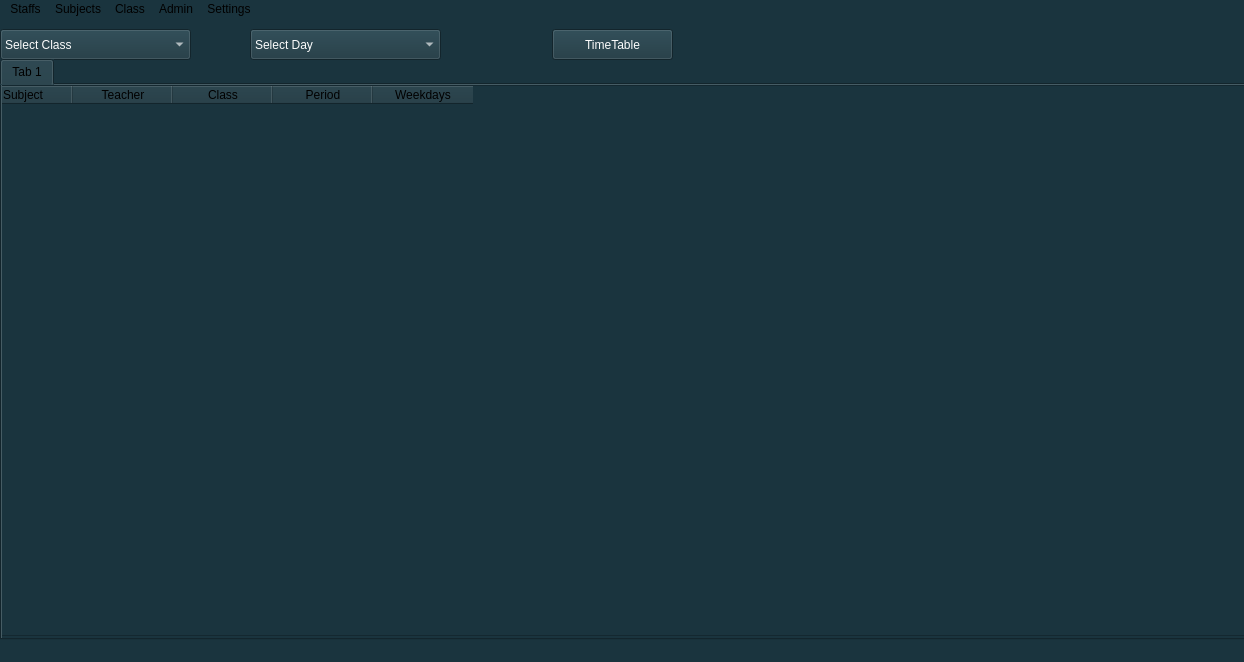
Before: the Qt Designer form timetable.ui in AfolabiSunday/timetable_generator, drawn with Qt 5.
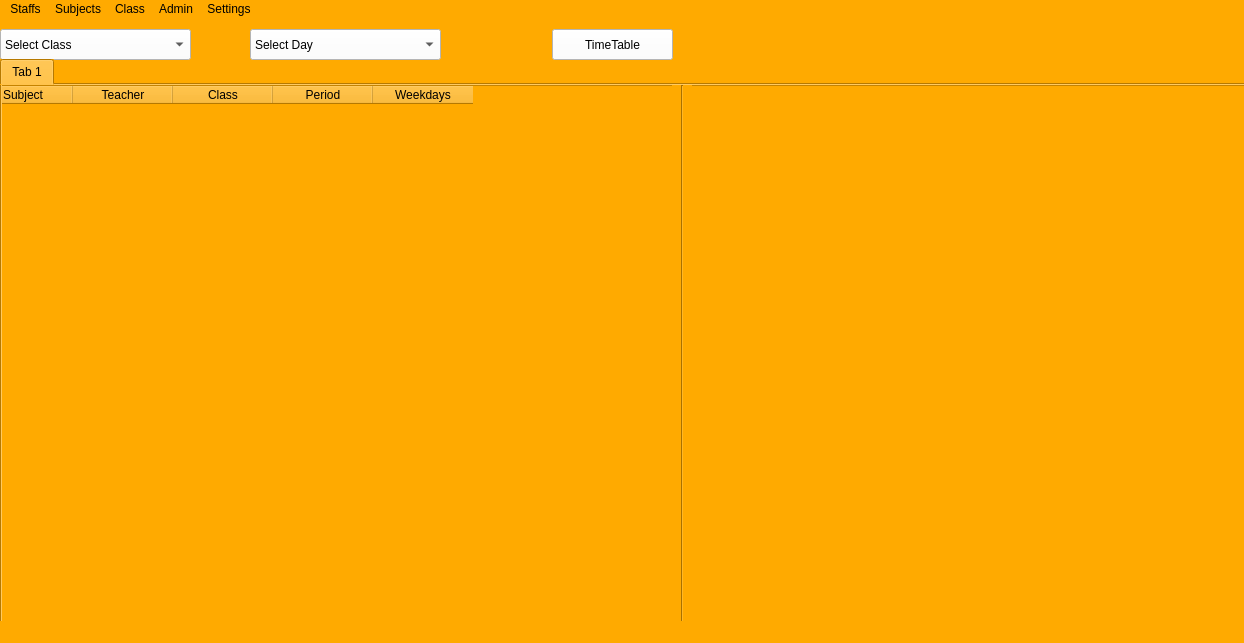
After: the same form once the commit is applied.

Diff of the .ui file:
```diff
--- a/timetable.ui
+++ b/timetable.ui
@@ -7,7 +7,7 @@
     <x>0</x>
     <y>0</y>
     <width>1244</width>
-    <height>662</height>
+    <height>643</height>
    </rect>
   </property>
   <property name="windowTitle">
@@ -15,7 +15,7 @@
   </property>
   <property name="styleSheet">
    <string notr="true">font: 10pt &quot;MS Shell Dlg 2&quot;;
-background-color: rgb(26, 52, 62);
+background-color: rgb(255, 170, 0);
 </string>
   </property>
   <widget class="QWidget" name="centralwidget">
@@ -29,7 +29,8 @@
      </rect>
     </property>
     <property name="styleSheet">
-     <string notr="true">color: rgb(252, 252, 252);</string>
+     <string notr="true">background-color: rgb(252, 252, 252);
+</string>
     </property>
     <property name="text">
      <string>TimeTable</string>
@@ -45,7 +46,8 @@
      </rect>
     </property>
     <property name="styleSheet">
-     <string notr="true">color: rgb(252, 252, 252);</string>
+     <string notr="true">background-color: rgb(252, 252, 252);
+</string>
     </property>
     <item>
      <property name="text">
@@ -93,7 +95,8 @@
      </rect>
     </property>
     <property name="styleSheet">
-     <string notr="true">color: rgb(252, 252, 252);</string>
+     <string notr="true">background-color: rgb(252, 252, 252);
+</string>
     </property>
     <item>
      <property name="text">
@@ -135,6 +138,11 @@
       <height>581</height>
      </rect>
     </property>
+    <property name="styleSheet">
+     <string notr="true">font: 10pt &quot;MS Shell Dlg 2&quot;;
+background-color: rgb(255, 170, 0);
+</string>
+    </property>
     <property name="currentIndex">
      <number>0</number>
     </property>
@@ -202,6 +210,19 @@
        </property>
       </column>
      </widget>
+     <widget class="Line" name="line">
+      <property name="geometry">
+       <rect>
+        <x>670</x>
+        <y>0</y>
+        <width>20</width>
+        <height>571</height>
+       </rect>
+      </property>
+      <property name="orientation">
+       <enum>Qt::Vertical</enum>
+      </property>
+     </widget>
     </widget>
    </widget>
    <widget class="QLabel" name="label">
```
